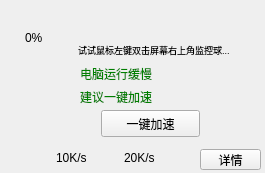
Old version of the form src/suspensionframe.ui in the repository UbuntuKylin/youker-assistant.
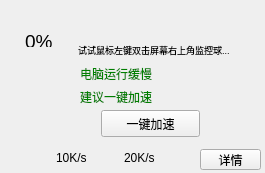
New version of the form. Icons and pictures are not drawn.

The edit to the form file:
```diff
--- a/src/suspensionframe.ui
+++ b/src/suspensionframe.ui
@@ -78,8 +78,11 @@
      <height>17</height>
     </rect>
    </property>
+   <property name="styleSheet">
+    <string notr="true">font: 12pt &quot;文泉驿微米黑&quot;;</string>
+   </property>
    <property name="text">
-    <string>&lt;html&gt;&lt;head/&gt;&lt;body&gt;&lt;p&gt;0%&lt;/p&gt;&lt;/body&gt;&lt;/html&gt;</string>
+    <string>&lt;html&gt;&lt;head/&gt;&lt;body&gt;&lt;p&gt;&lt;span style=&quot; font-size:14pt;&quot;&gt;0%&lt;/span&gt;&lt;/p&gt;&lt;/body&gt;&lt;/html&gt;</string>
    </property>
   </widget>
   <widget class="QLabel" name="msglabel">
```
Left out of the diff: 2 changed lines with no effect on the pictures.
